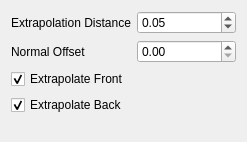
Old version of the form noether_gui/src/widgets/tool_path_modifiers/radius_of_curvature_extrapolation_modifier_widget.ui in the repository ros-industrial/noether.
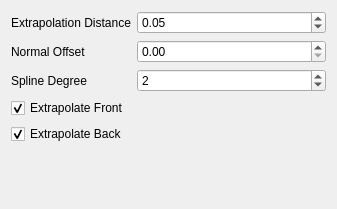
New version of the form. Custom widgets are drawn as their Qt base class.

Commit message: Replaced radius of curvature extrapolation method with numerical integration of final spline polynomial segment

Patch:
```diff
--- a/noether_gui/src/widgets/tool_path_modifiers/radius_of_curvature_extrapolation_modifier_widget.ui
+++ b/noether_gui/src/widgets/tool_path_modifiers/radius_of_curvature_extrapolation_modifier_widget.ui
@@ -6,8 +6,8 @@
    <rect>
     <x>0</x>
     <y>0</y>
-    <width>247</width>
-    <height>142</height>
+    <width>337</width>
+    <height>209</height>
    </rect>
   </property>
   <property name="windowTitle">
@@ -43,6 +43,26 @@
      <item row="1" column="1">
       <widget class="noether::DistanceDoubleSpinBox" name="double_spin_box_normal_offset_distance"/>
      </item>
+     <item row="2" column="0">
+      <widget class="QLabel" name="label_3">
+       <property name="text">
+        <string>Spline Degree</string>
+       </property>
+      </widget>
+     </item>
+     <item row="2" column="1">
+      <widget class="QSpinBox" name="spin_box_spline_degree">
+       <property name="minimum">
+        <number>1</number>
+       </property>
+       <property name="maximum">
+        <number>3</number>
+       </property>
+       <property name="value">
+        <number>2</number>
+       </property>
+      </widget>
+     </item>
     </layout>
    </item>
    <item>
```
Left out of the diff: 1 changed line with no effect on the pictures. The commit also changes 3 other files.
